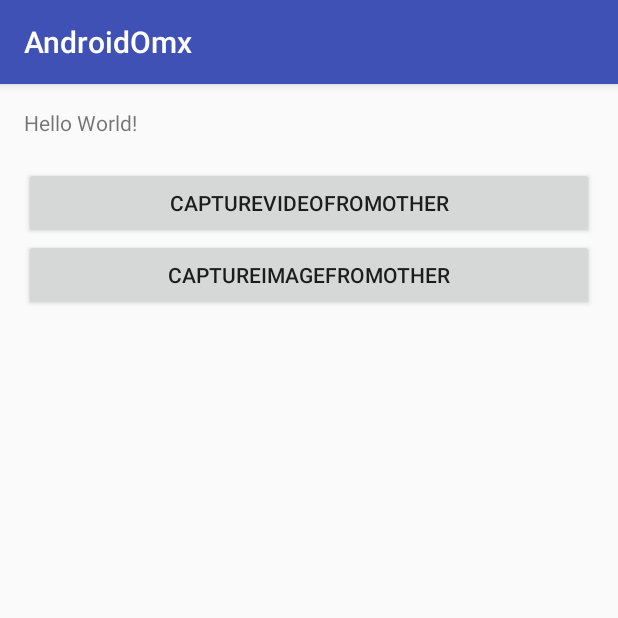
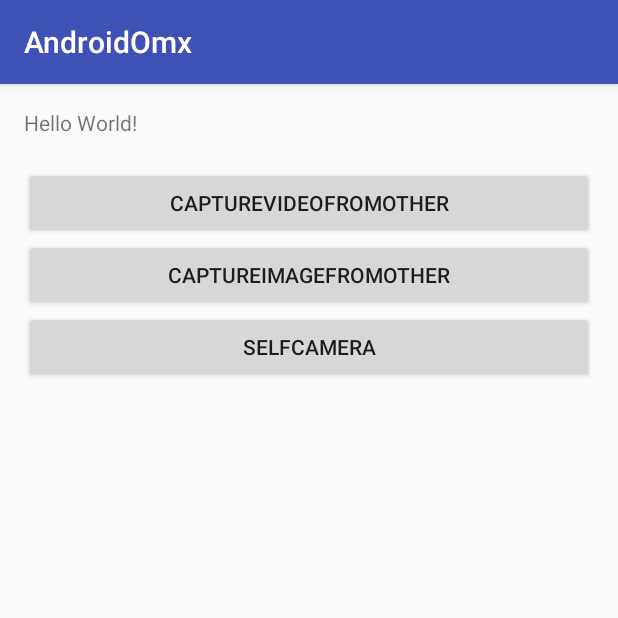
Before and after one commit to flonly-android-dev/AndroidOmx, an Android app: the screen it shows after launch (MainActivity), on a phone screen of 412 x 824 dp, the top half of it. Run offline under Robolectric (Android 15) with nearby library versions, the phone set to English and light mode, and no system bars; 1 statement that could not run was skipped.

```diff
--- a/app/src/main/res/layout/activity_main.xml
+++ b/app/src/main/res/layout/activity_main.xml
@@ -24,5 +24,16 @@
         android:text="@string/captureImageFromOther"
         android:onClick="captureImageFromOther"
         android:layout_below="@+id/btn_captureVideoFromOther"
-        android:layout_alignParentLeft="true" />
+        android:layout_alignParentLeft="true"
+        android:id="@+id/button2" />
+
+    <Button
+        android:layout_width="wrap_content"
+        android:layout_height="wrap_content"
+        android:text="selfCamera"
+        android:id="@+id/btn_selfcamera"
+        android:layout_below="@+id/button2"
+        android:layout_alignParentLeft="true"
+        android:layout_alignParentRight="true"
+        android:onClick="testCamera" />
 </RelativeLayout>
```
Also changed, not shown: app/src/main/AndroidManifest.xml (+11 -0 lines), app/src/main/java/com/example/flonly/androidomx/MainActivity.java (+47 -2 lines), 1 other file.
